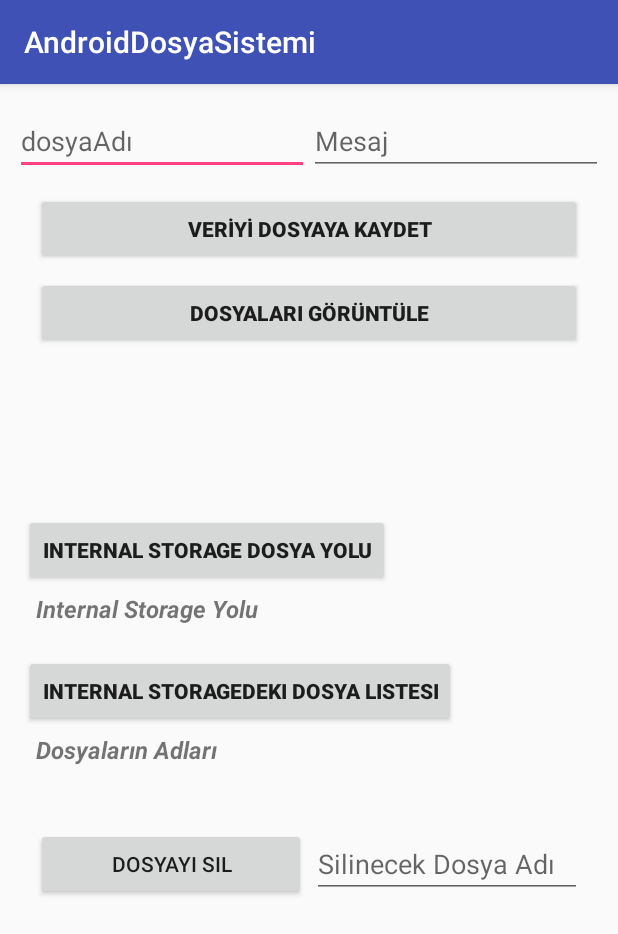
After one commit to KadirKuruca/AndroidDosyaSistemi, an Android app: the InternalStorageDemo screen opened directly, with no data from a screen before it, on a phone screen of 412 x 824 dp. The commit adds this screen. Shown: the top 934 px of the screen. Run offline under Robolectric (Android 15) with nearby library versions, the phone set to English and light mode, and no system bars.

Commit message:
İnternal Storage örneği için layout hazırlandı.

```diff
--- a/app/src/main/AndroidManifest.xml
+++ b/app/src/main/AndroidManifest.xml
@@ -16,6 +16,7 @@
                 <category android:name="android.intent.category.LAUNCHER" />
             </intent-filter>
         </activity>
+        <activity android:name=".InternalStorageDemo"></activity>
     </application>
 
 </manifest>
--- /dev/null
+++ b/app/src/main/java/com/example/kadir/androiddosyasistemi/InternalStorageDemo.java
@@ -0,0 +1,13 @@
+package com.example.kadir.androiddosyasistemi;
+
+import android.support.v7.app.AppCompatActivity;
+import android.os.Bundle;
+
+public class InternalStorageDemo extends AppCompatActivity {
+
+    @Override
+    protected void onCreate(Bundle savedInstanceState) {
+        super.onCreate(savedInstanceState);
+        setContentView(R.layout.activity_internal_storage_demo);
+    }
+}
--- a/app/src/main/java/com/example/kadir/androiddosyasistemi/MainActivity.java
+++ b/app/src/main/java/com/example/kadir/androiddosyasistemi/MainActivity.java
@@ -1,7 +1,9 @@
 package com.example.kadir.androiddosyasistemi;
 
+import android.content.Intent;
 import android.support.v7.app.AppCompatActivity;
 import android.os.Bundle;
+import android.view.View;
 
 public class MainActivity extends AppCompatActivity {
 
@@ -10,4 +12,10 @@ public class MainActivity extends AppCompatActivity {
         super.onCreate(savedInstanceState);
         setContentView(R.layout.activity_main);
     }
+
+    public void openInternalStorageDemo(View view) {
+
+        Intent intent = new Intent(this,InternalStorageDemo.class);
+        startActivity(intent);
+    }
 }
--- /dev/null
+++ b/app/src/main/res/layout/activity_internal_storage_demo.xml
@@ -0,0 +1,139 @@
+<?xml version="1.0" encoding="utf-8"?>
+<android.support.constraint.ConstraintLayout xmlns:android="http://schemas.android.com/apk/res/android"
+    xmlns:app="http://schemas.android.com/apk/res-auto"
+    xmlns:tools="http://schemas.android.com/tools"
+    android:layout_width="match_parent"
+    android:layout_height="match_parent"
+    tools:context="com.example.kadir.androiddosyasistemi.InternalStorageDemo">
+
+    <LinearLayout
+        android:id="@+id/linearLayout"
+        android:layout_width="0dp"
+        android:layout_height="wrap_content"
+        android:layout_margin="10dp"
+        android:layout_marginEnd="9dp"
+        android:layout_marginStart="9dp"
+        app:layout_constraintEnd_toEndOf="parent"
+        app:layout_constraintStart_toStartOf="parent"
+        app:layout_constraintTop_toTopOf="parent">
+
+        <EditText
+            android:id="@+id/editText"
+            android:layout_width="wrap_content"
+            android:layout_height="wrap_content"
+            android:layout_marginTop="5dp"
+            android:layout_weight="1"
+            android:ems="10"
+            android:hint="dosyaAdı"
+            android:inputType="textPersonName" />
+
+        <EditText
+            android:id="@+id/editText2"
+            android:layout_width="wrap_content"
+            android:layout_height="wrap_content"
+            android:layout_marginTop="5dp"
+            android:layout_weight="1"
+            android:ems="10"
+            android:hint="Mesaj"
+            android:inputType="textPersonName" />
+    </LinearLayout>
+
+    <Button
+        android:id="@+id/button2"
+        android:layout_width="0dp"
+        android:layout_height="wrap_content"
+        android:layout_marginEnd="24dp"
+        android:layout_marginStart="24dp"
+        android:layout_marginTop="12dp"
+        android:text="VERİYİ DOSYAYA KAYDET"
+        android:textStyle="bold"
+        app:layout_constraintEnd_toEndOf="parent"
+        app:layout_constraintStart_toStartOf="parent"
+        app:layout_constraintTop_toBottomOf="@+id/linearLayout" />
+
+    <Button
+        android:id="@+id/button3"
+        android:layout_width="0dp"
+        android:layout_height="wrap_content"
+        android:layout_marginEnd="24dp"
+        android:layout_marginStart="24dp"
+        android:layout_marginTop="8dp"
+        android:text="DOSYALARI GÖRÜNTÜLE"
+        android:textStyle="bold"
+        app:layout_constraintEnd_toEndOf="parent"
+        app:layout_constraintStart_toStartOf="parent"
+        app:layout_constraintTop_toBottomOf="@+id/button2" />
+
+    <Button
+        android:id="@+id/button4"
+        android:layout_width="wrap_content"
+        android:layout_height="wrap_content"
+        android:layout_marginStart="16dp"
+        android:text="Internal storage dosya yolu"
+        android:textStyle="bold"
+        app:layout_constraintBottom_toBottomOf="parent"
+        app:layout_constraintStart_toStartOf="parent"
+        app:layout_constraintTop_toTopOf="parent"
+        app:layout_constraintVertical_bias="0.398" />
+
+    <TextView
+        android:id="@+id/textView"
+        android:layout_width="wrap_content"
+        android:layout_height="wrap_content"
+        android:layout_marginStart="24dp"
+        android:layout_marginTop="4dp"
+        android:text="Internal Storage Yolu"
+        android:textSize="16sp"
+        android:textStyle="bold|italic"
+        app:layout_constraintStart_toStartOf="parent"
+        app:layout_constraintTop_toBottomOf="@+id/button4" />
+
+    <Button
+        android:id="@+id/button5"
+        android:layout_width="wrap_content"
+        android:layout_height="wrap_content"
+        android:layout_marginStart="16dp"
+        android:layout_marginTop="20dp"
+        android:text="Internal Storagedeki Dosya Listesi"
+        android:textStyle="bold"
+        app:layout_constraintStart_toStartOf="parent"
+        app:layout_constraintTop_toBottomOf="@+id/textView" />
+
+    <TextView
+        android:id="@+id/textView2"
+        android:layout_width="wrap_content"
+        android:layout_height="wrap_content"
+        android:layout_marginStart="24dp"
+        android:layout_marginTop="4dp"
+        android:text="Dosyaların Adları"
+        android:textSize="16sp"
+        android:textStyle="bold|italic"
+        app:layout_constraintStart_toStartOf="parent"
+        app:layout_constraintTop_toBottomOf="@+id/button5" />
+
+    <Button
+        android:id="@+id/button7"
+        android:layout_width="180dp"
+        android:layout_height="wrap_content"
+        android:layout_marginBottom="70dp"
+        android:layout_marginStart="24dp"
+        android:layout_marginTop="67dp"
+        android:text="dosyayı sil"
+        app:layout_constraintBottom_toBottomOf="parent"
+        app:layout_constraintStart_toStartOf="parent"
+        app:layout_constraintTop_toBottomOf="@+id/button5"
+        app:layout_constraintVertical_bias="0.0" />
+
+    <EditText
+        android:id="@+id/editText3"
+        android:layout_width="180dp"
+        android:layout_height="wrap_content"
+        android:layout_marginEnd="24dp"
+        android:ems="10"
+        android:hint="Silinecek Dosya Adı"
+        android:inputType="textPersonName"
+        app:layout_constraintBottom_toBottomOf="@+id/button7"
+        app:layout_constraintEnd_toEndOf="parent"
+        app:layout_constraintTop_toTopOf="@+id/button7" />
+
+</android.support.constraint.ConstraintLayout>
--- a/app/src/main/res/layout/activity_main.xml
+++ b/app/src/main/res/layout/activity_main.xml
@@ -6,13 +6,16 @@
     android:layout_height="match_parent"
     tools:context="com.example.kadir.androiddosyasistemi.MainActivity">
 
-    <TextView
+    <Button
+        android:id="@+id/button"
+        android:onClick="openInternalStorageDemo"
         android:layout_width="wrap_content"
         android:layout_height="wrap_content"
-        android:text="Hello World!"
-        app:layout_constraintBottom_toBottomOf="parent"
-        app:layout_constraintLeft_toLeftOf="parent"
-        app:layout_constraintRight_toRightOf="parent"
+        android:layout_marginEnd="8dp"
+        android:layout_marginStart="8dp"
+        android:layout_marginTop="24dp"
+        android:text="INTERNAL STORAGE DEMO"
+        app:layout_constraintEnd_toEndOf="parent"
+        app:layout_constraintStart_toStartOf="parent"
         app:layout_constraintTop_toTopOf="parent" />
-
 </android.support.constraint.ConstraintLayout>
```
